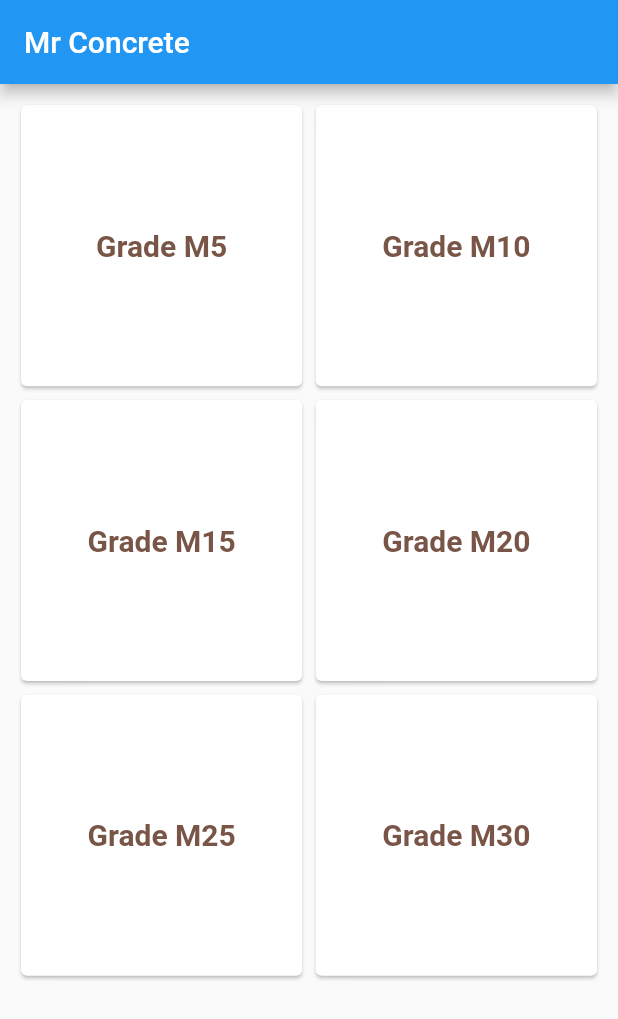
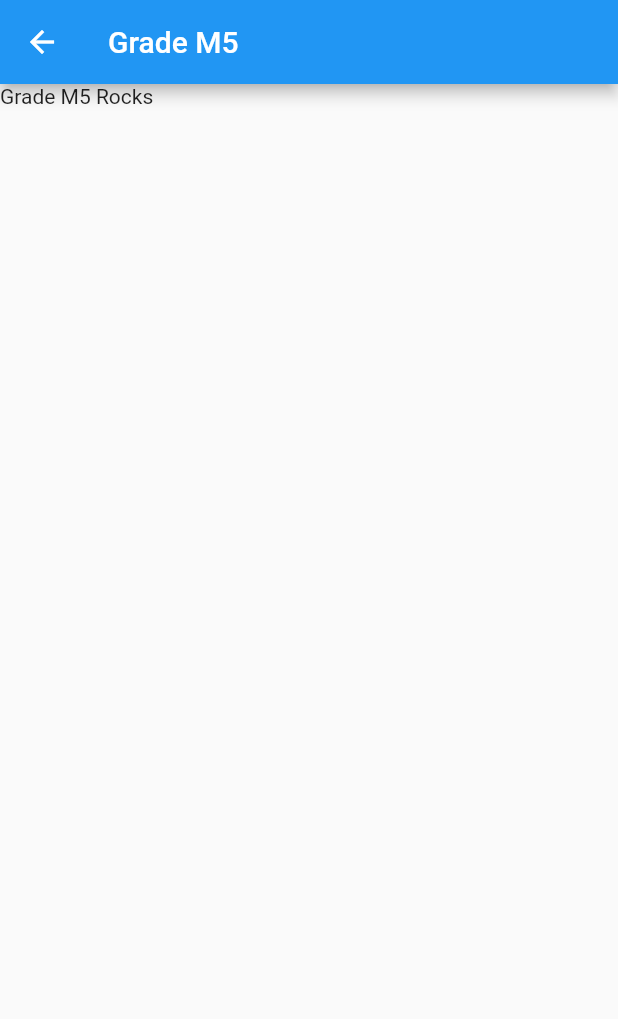
Before and after one commit to mechbullgt/mrconcrete, a Flutter app: the screen it shows after launch, after a tap on "Grade M5", on a phone screen of 412 x 824 dp. Shown: the top 1019 px of the screen. Run offline on Flutter 3.47's test engine with Material 2 defaults, Android fonts, the phone set to English and light mode, and no system bars.

Commit message:
Screen Navigation is now functional

```diff
--- a/lib/concretegrid.dart
+++ b/lib/concretegrid.dart
@@ -7,6 +7,7 @@ class ConcreteGridView {
             splashColor: Colors.blue.withAlpha(30),
             onTap: () {
               print('Card tapped:'+'$grade');
+              // Navigator.of(context).pushNamed(routeName)
             },
             child: Column(
               crossAxisAlignment: CrossAxisAlignment.center,
--- a/lib/main.dart
+++ b/lib/main.dart
@@ -1,21 +1,21 @@
 import 'package:flutter/material.dart';
-import 'package:mrconcrete/concretegrid.dart';
+import 'package:mrconcrete/screens/gradem5.dart';
+import 'package:mrconcrete/screens/gradem10.dart';
+import 'package:mrconcrete/screens/home.dart';
 
 void main() => runApp(MyApp());
 
 class MyApp extends StatelessWidget {
- final ConcreteGridView concreteGridView = new ConcreteGridView();
   // This widget is the root of your application.
   @override
   Widget build(BuildContext context) {
     return MaterialApp(
       debugShowCheckedModeBanner: false,
-      home: new Scaffold(
-        appBar: AppBar(
-          title: Text("Mr Concrete"),
-        ),
-        body: concreteGridView.build(),
-      )
+      home: HomePage(),
+      routes: <String,WidgetBuilder>{
+        Gradem5.routeName:(BuildContext context)=> Gradem5(),
+        Gradem10.routeName:(BuildContext context)=> Gradem10(),
+      },
     );
   }
 }
--- /dev/null
+++ b/lib/screens/gradem10.dart
@@ -0,0 +1,16 @@
+import 'package:flutter/material.dart';
+
+class Gradem10 extends StatelessWidget {
+ static const String routeName = "/10";
+
+  @override
+  Widget build(BuildContext context) {
+    return new Scaffold(
+        appBar: AppBar(
+          title: Text("Grade M10"),
+        ),
+        body: Text("Grade M10 Rocks"),
+      )
+    ;
+  }
+}
--- /dev/null
+++ b/lib/screens/gradem5.dart
@@ -0,0 +1,16 @@
+import 'package:flutter/material.dart';
+
+class Gradem5 extends StatelessWidget {
+ static const String routeName = "/5";
+
+  @override
+  Widget build(BuildContext context) {
+    return new Scaffold(
+        appBar: AppBar(
+          title: Text("Grade M5"),
+        ),
+        body: Text("Grade M5 Rocks"),
+      )
+    ;
+  }
+}
--- /dev/null
+++ b/lib/screens/home.dart
@@ -0,0 +1,91 @@
+import 'package:flutter/material.dart';
+
+class HomePage extends StatelessWidget {
+    Card getStructuredGridCell(name,grade,context) {
+    return new Card(
+        child: InkWell(
+            splashColor: Colors.blue.withAlpha(30),
+            onTap: () {
+              print('Card tapped:'+'$grade');
+              Navigator.of(context).pushNamed("/$grade");
+            },
+            child: Column(
+              crossAxisAlignment: CrossAxisAlignment.center,
+              mainAxisAlignment: MainAxisAlignment.center,
+              mainAxisSize: MainAxisSize.min,
+              verticalDirection: VerticalDirection.down,
+              children: <Widget>[
+                Center(
+                  child: Text(
+                    name,
+                    style: TextStyle(
+                        color: Colors.brown,
+                        fontWeight: FontWeight.bold,
+                        fontSize: 20),
+                  ),
+                )
+              ],
+            )));
+  }
+  // This widget is the root of your application.
+  @override
+  Widget build(BuildContext context) {
+    return new Scaffold(
+        appBar: AppBar(
+          title: Text("Home"),
+        ),
+        body: new GridView.count(
+      primary: true,
+      padding: const EdgeInsets.all(10.0),
+      crossAxisCount: 2,
+      childAspectRatio: 1,
+      mainAxisSpacing: 1.0,
+      crossAxisSpacing: 1.0,
+      children: <Widget>[
+        getStructuredGridCell("Grade M5",5,context),
+        getStructuredGridCell("Grade M10",10,context),
+        getStructuredGridCell("Grade M5",5,context),
+        getStructuredGridCell("Grade M5",5,context),
+      ],
+    )
+        // body: new Container(
+        //     child: Column(
+        //         crossAxisAlignment: CrossAxisAlignment.center,
+        //         mainAxisAlignment: MainAxisAlignment.spaceAround,
+        //         mainAxisSize: MainAxisSize.max,
+        //         verticalDirection: VerticalDirection.down,
+        //         children: <Widget>[
+        //       Card(
+        //           child: InkWell(
+        //         splashColor: Colors.blue.withAlpha(30),
+        //         onTap: () {
+        //           print('Card tapped:' + '1');
+        //           Navigator.of(context).pushNamed("/1");
+        //         },
+        //         child: Text(
+        //           "Grade M5",
+        //           style: TextStyle(
+        //               color: Colors.brown,
+        //               fontWeight: FontWeight.bold,
+        //               fontSize: 20),
+        //         ),
+        //       )),
+        //       Card(
+        //           child: InkWell(
+        //         splashColor: Colors.blue.withAlpha(30),
+        //         onTap: () {
+        //           print('Card tapped:' + '1');
+        //           Navigator.of(context).pushNamed("/gradem5");
+        //         },
+        //         child: Text(
+        //           "Grade M10",
+        //           style: TextStyle(
+        //               color: Colors.brown,
+        //               fontWeight: FontWeight.bold,
+        //               fontSize: 20),
+        //         ),
+        //       ))
+        //     ]))
+        );
+  }
+}
```
